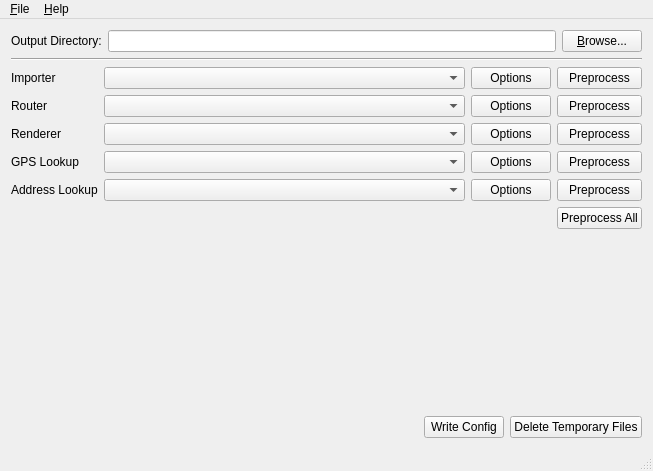
Before: the Qt Designer form preprocessor/preprocessingwindow.ui in shentok/MoNav, drawn with Qt 5.
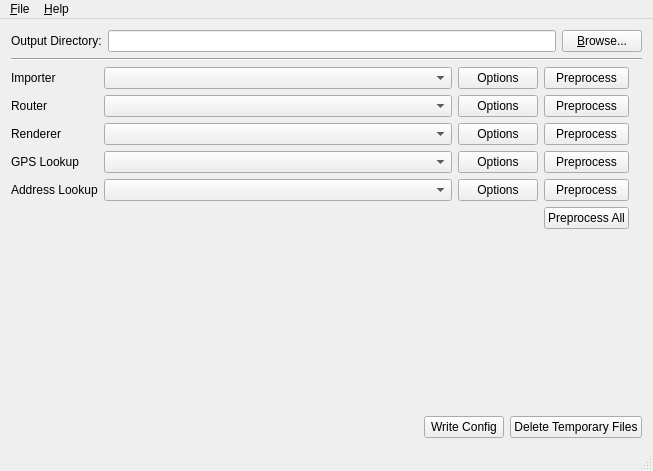
After: the same form once the commit is applied.

```diff
--- a/preprocessor/preprocessingwindow.ui
+++ b/preprocessor/preprocessingwindow.ui
@@ -44,7 +44,7 @@
      </widget>
     </item>
     <item>
-     <layout class="QGridLayout" name="gridLayout" columnstretch="0,1,0,0">
+     <layout class="QGridLayout" name="gridLayout" columnstretch="0,1,0,0,0">
       <item row="0" column="0">
        <widget class="QLabel" name="label">
         <property name="text">
@@ -187,6 +187,41 @@
         </property>
        </widget>
       </item>
+      <item row="1" column="4">
+       <widget class="QLabel" name="routerLabel">
+        <property name="text">
+         <string/>
+        </property>
+       </widget>
+      </item>
+      <item row="2" column="4">
+       <widget class="QLabel" name="rendererLabel">
+        <property name="text">
+         <string/>
+        </property>
+       </widget>
+      </item>
+      <item row="3" column="4">
+       <widget class="QLabel" name="gpsLookupLabel">
+        <property name="text">
+         <string/>
+        </property>
+       </widget>
+      </item>
+      <item row="4" column="4">
+       <widget class="QLabel" name="addressLookupLabel">
+        <property name="text">
+         <string/>
+        </property>
+       </widget>
+      </item>
+      <item row="0" column="4">
+       <widget class="QLabel" name="importerLabel">
+        <property name="text">
+         <string/>
+        </property>
+       </widget>
+      </item>
      </layout>
     </item>
     <item>
```
